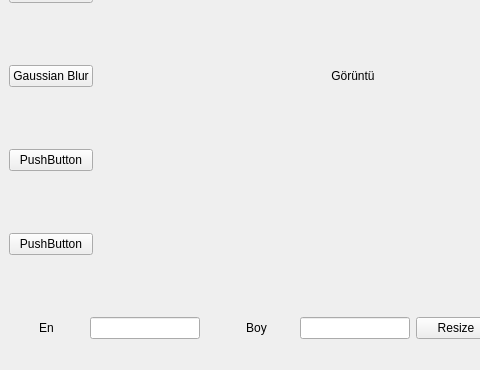
Ugur0855/Image_Proccessing_2020, file process.ui: the form before one commit; both pictures show x 0 to 480 and y 196 to 566 of the 701 by 566 pixel window.
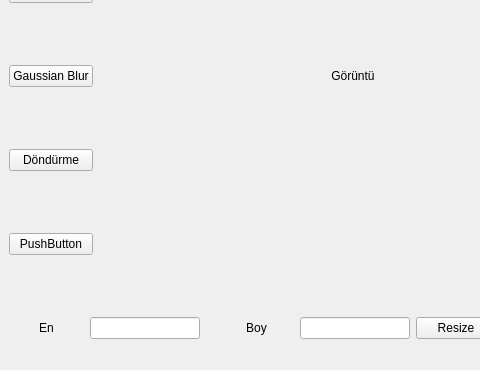
The form after the commit.

Patch:
```diff
--- a/process.ui
+++ b/process.ui
@@ -113,7 +113,7 @@
          </size>
         </property>
         <property name="text">
-         <string>PushButton</string>
+         <string>Döndürme</string>
         </property>
        </widget>
       </item>
```
Left out of the diff: 18 changed lines with no effect on the pictures.
